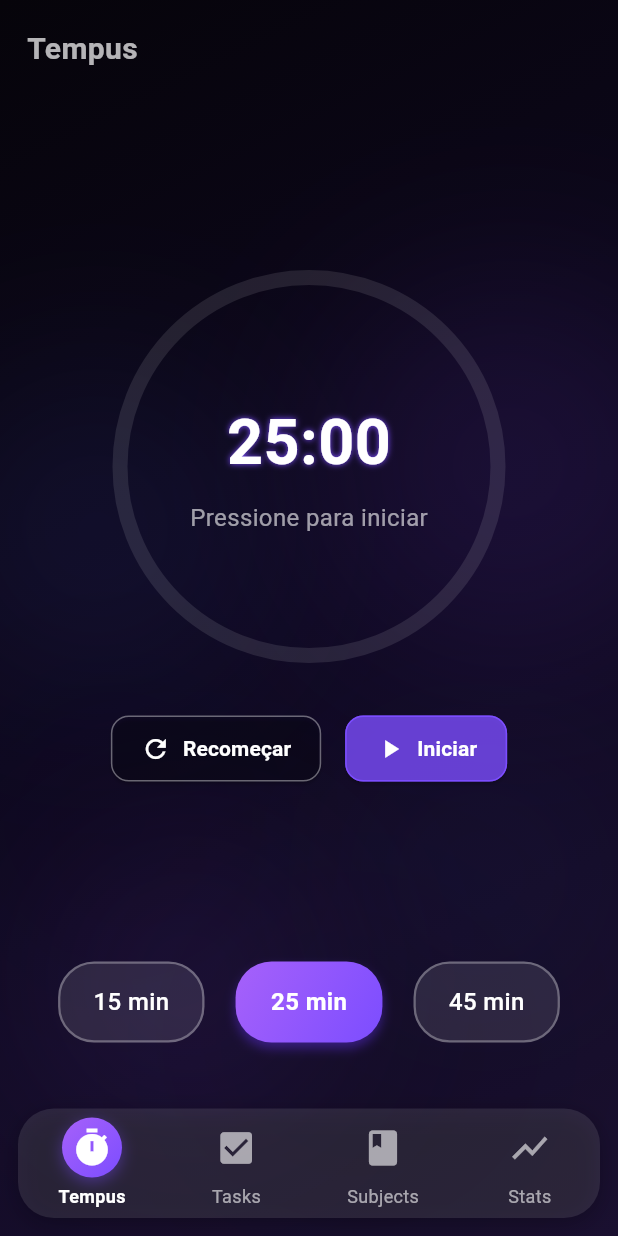
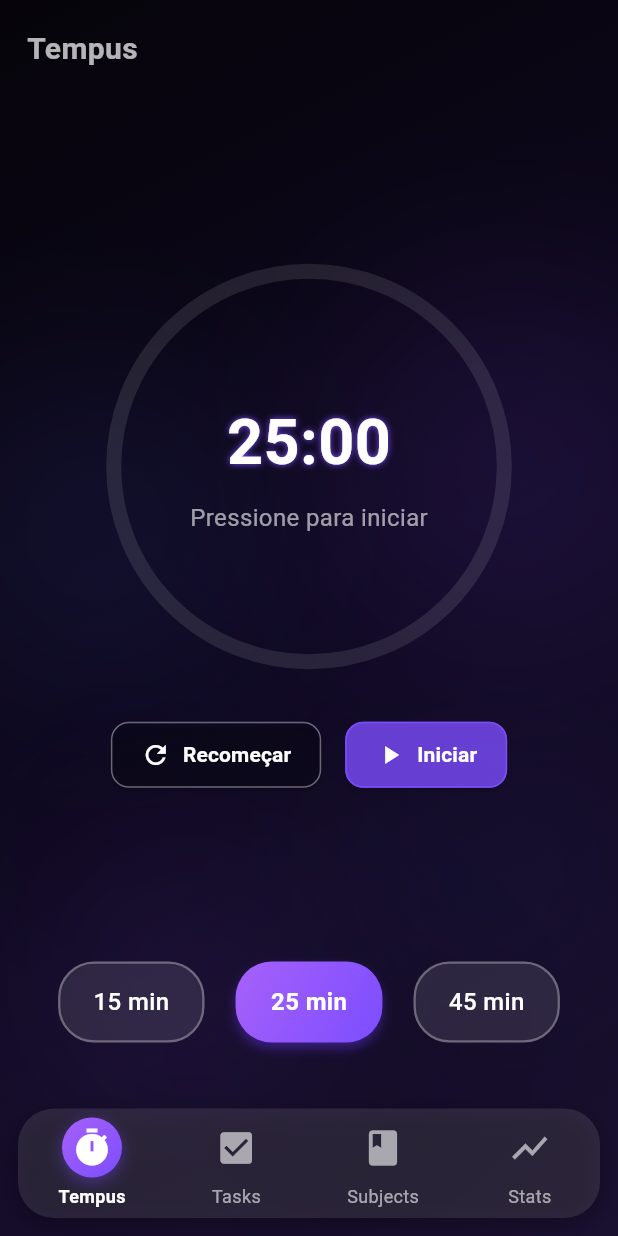
Before and after one commit to NicolasPorto/tempus, a Flutter app: the screen it shows after launch, on a phone screen of 412 x 824 dp. Run offline on Flutter 3.47's test engine with Material 3 defaults, Android fonts, the phone set to English and light mode, and no system bars; our stand-ins replace shared_preferences, vibration, wakelock_plus.

Commit message:
Aumentando vibracao e corrigindo erros

```diff
--- a/tempus_app/lib/libraries/screen_dimmer.dart
+++ b/tempus_app/lib/libraries/screen_dimmer.dart
@@ -9,6 +9,7 @@ class ScreenDimmer with ChangeNotifier {
 
   static const double _blackoutLevel = 0.99;
   static const Duration _restoreDuration = Duration(seconds: 5);
+  static const Duration _startDuration = Duration(seconds: 5);
 
   double _blackoutOpacity = 0.9;
   Timer? _reBlackoutTimer;
@@ -35,12 +36,13 @@ class ScreenDimmer with ChangeNotifier {
     if (_isActive) return;
 
     try {
-      _blackoutOpacity = _blackoutLevel;
-      _isActive = true;
-      notifyListeners();
+      _reBlackoutTimer = Timer(_startDuration, () {
+        _blackoutOpacity = _blackoutLevel;
+        _isActive = true;
+        notifyListeners();
+      });
 
       await WakelockPlus.enable();
-
       print('Escurecimento do App ativo.');
     } catch (e) {
       print('Erro ao iniciar escurecimento: $e');
--- a/tempus_app/lib/main.dart
+++ b/tempus_app/lib/main.dart
@@ -78,6 +78,8 @@ class BlackoutWrapper extends StatelessWidget {
                   width: double.infinity,
                   child: Padding(
                       padding: const EdgeInsets.only(bottom: 50.0),
+                      child: Material(
+                        color: Colors.transparent,
                         child: const Text(
                             'Arraste para revelar...',
                             textAlign: TextAlign.center,
@@ -85,6 +87,7 @@ class BlackoutWrapper extends StatelessWidget {
                                 color: Colors.white54,
                                 fontSize: 20,
                                 fontWeight: FontWeight.w900,
+                            ),
                         ),
                       ),
                   ),
--- a/tempus_app/lib/widgets/pomodoro_timer.dart
+++ b/tempus_app/lib/widgets/pomodoro_timer.dart
@@ -1,5 +1,6 @@
 import 'dart:async';
 import 'dart:math';
+import 'dart:ui';
 import 'package:flutter/material.dart';
 import 'package:provider/provider.dart';
 import '../libraries/globals.dart';
@@ -62,14 +63,12 @@ class _PomodoroTimerState extends State<PomodoroTimer>
           final int elapsedSeconds = (widget.minutes * 60) - remainingSeconds;
 
           if (elapsedSeconds > 0 && elapsedSeconds % 600 == 0) {
-            Vibration.vibrate(duration: 2000);
+            Vibration.vibrate(duration: 4500);
           }
 
           if (elapsedSeconds > 0 && elapsedSeconds % 60 == 0) {
-            Vibration.vibrate;
+            Vibration.vibrate(duration: 2000);
           }
-
-
         }
       });
     });
@@ -108,9 +107,11 @@ class _PomodoroTimerState extends State<PomodoroTimer>
     final displayMin = remainingSeconds ~/ 60;
     final displaySec = remainingSeconds % 60;
     final progress = _anim.value;
+    final screenWidth = MediaQuery.of(context).size.width;
+    final boxSize = screenWidth * 0.7;
 
     return GestureDetector(
-        onTap: () => running ? () => _pause(context) : () => _start(context),
+        onTap: running ? () => _pause(context) : () => _start(context),
         child: Column(
           mainAxisSize: MainAxisSize.min,
           children: [
@@ -118,8 +119,8 @@ class _PomodoroTimerState extends State<PomodoroTimer>
               alignment: Alignment.center,
               children: [
                 SizedBox(
-                  width: 280,
-                  height: 280,
+                  width: boxSize,
+                  height: boxSize,
                   child: CustomPaint(painter: _RadialPainter(progress: progress)),
                 ),
                 Column(
```
Lines whose indentation alone changed are shown as unchanged.
